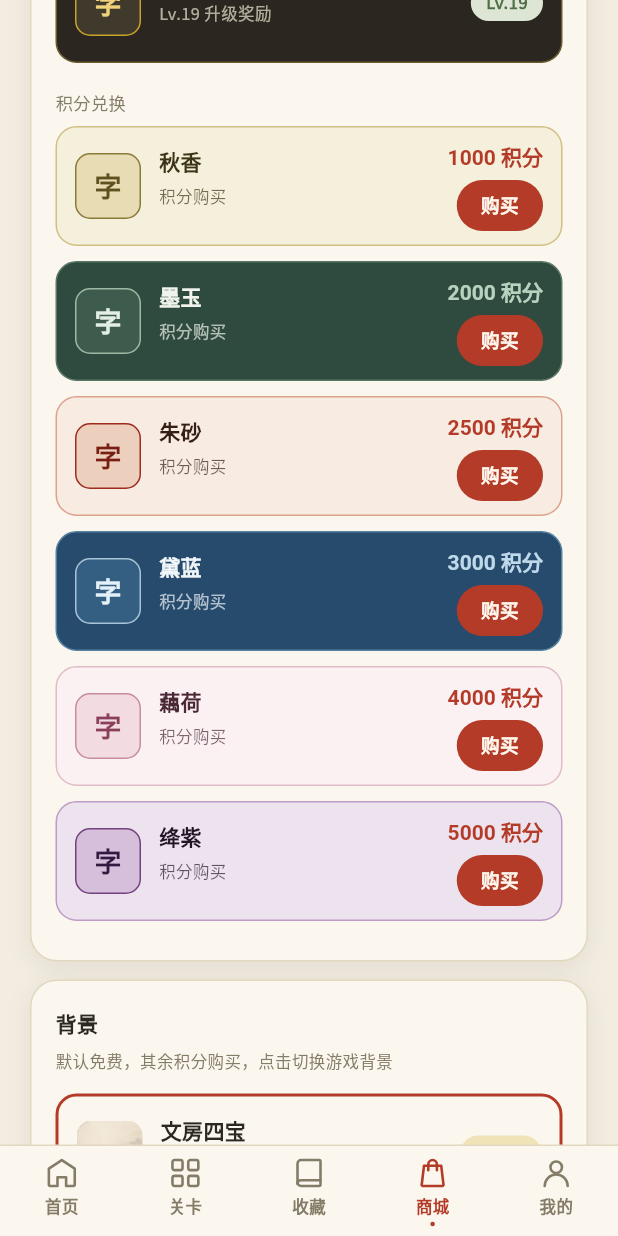
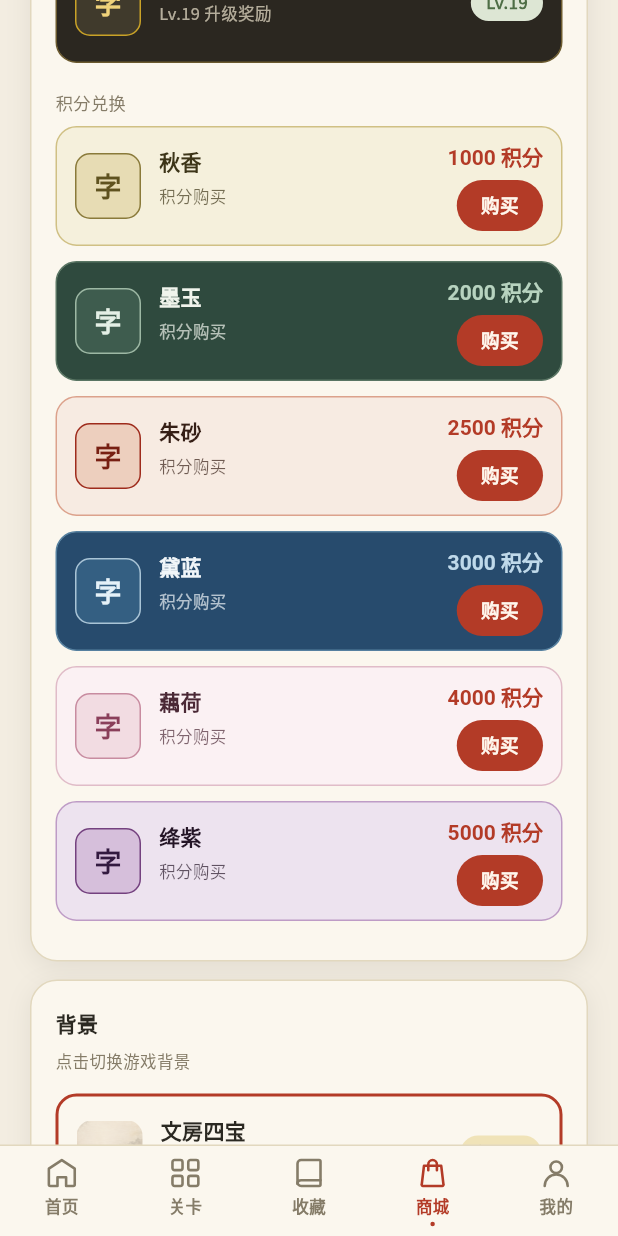
Before and after one commit to warrior2005/idiom_crossword, a Flutter app: the screen it shows after launch, item 4 of the bottom bar chosen, scrolled down 1152 dp, on a phone screen of 412 x 824 dp. Run offline on Flutter 3.47's test engine with Material 3 defaults, Android fonts, the phone set to English and light mode, and no system bars; our stand-ins replace audioplayers, drift, flutter_riverpod, flutter_svg, google_mobile_ads, image_picker and 1 more; missing offline and left inert: app_tracking_transparency, games_services, sqlite3; accounts and stored records are empty; generated files the repository leaves out were written again; Roboto replaces fonts that are missing (Noto Serif SC); statements that could not run were skipped.

Commit message:
调整背景文案

```diff
--- a/lib/src/ui/screens/shop_screen.dart
+++ b/lib/src/ui/screens/shop_screen.dart
@@ -1271,7 +1271,7 @@ class _BackgroundsCard extends StatelessWidget {
   Widget build(BuildContext context) {
     return _DecoCard(
       title: '背景',
-      hint: '默认免费，其余积分购买，点击切换游戏背景',
+      hint: '点击切换游戏背景',
       children: [
         for (final bg in backgrounds)
           _BackgroundTile(
```
